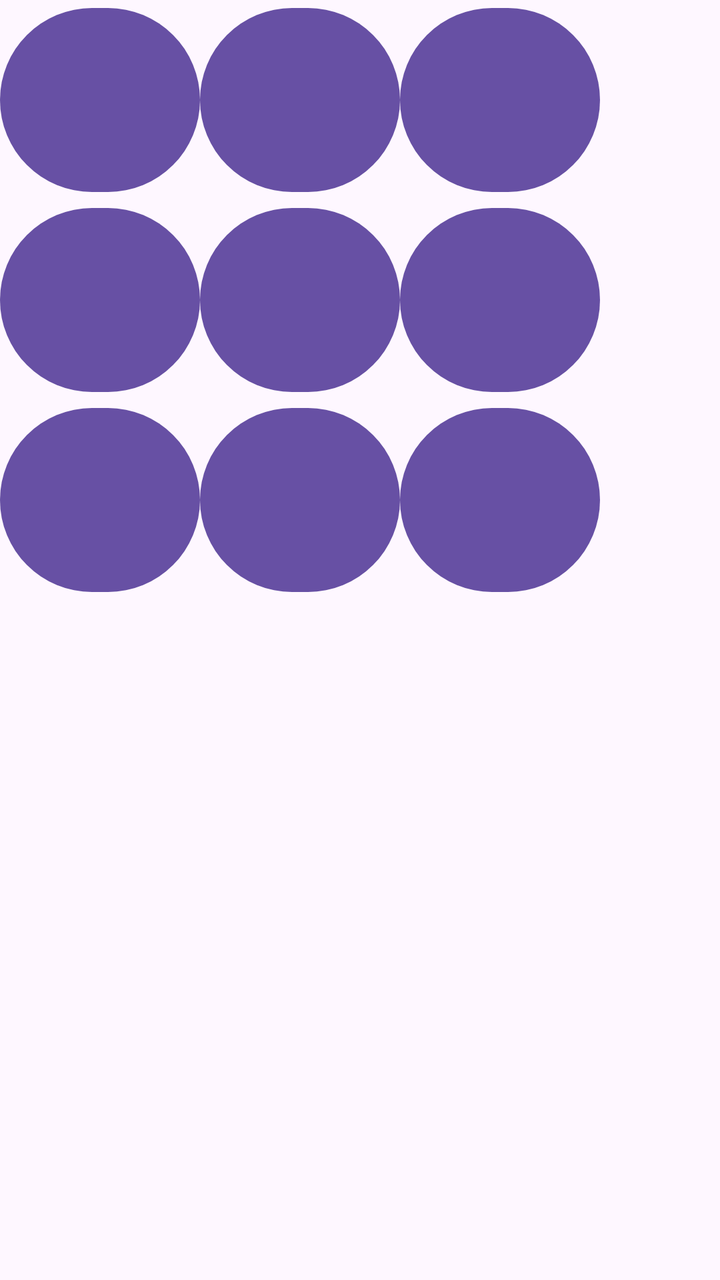
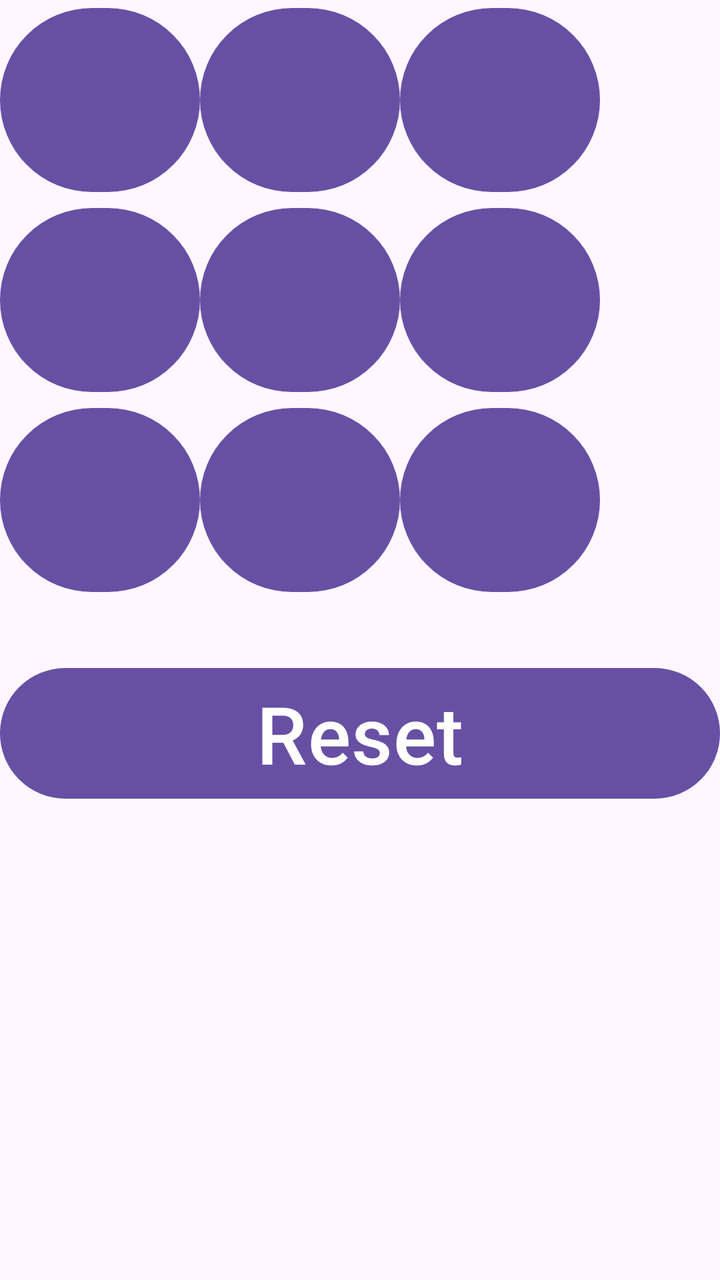

Two renders of the same Android screen: before a commit and after it. Below are the layout's source before the change and the commit's diff.
<!-- AndroidManifest.xml: application theme Theme.TicTacToe -->
<!-- res/layout/activity_game.xml -->
<?xml version="1.0" encoding="utf-8"?>
<LinearLayout xmlns:android="http://schemas.android.com/apk/res/android"
    xmlns:app="http://schemas.android.com/apk/res-auto"
    xmlns:tools="http://schemas.android.com/tools"
    android:id="@+id/main"
    android:orientation="vertical"
    android:layout_width="match_parent"
    android:layout_height="match_parent"
    tools:context=".GameActivity">

    <GridLayout
        android:layout_width="wrap_content"
        android:layout_height="wrap_content"
        android:columnCount="3"
        android:rowCount="3">

        <Button
            android:id="@+id/btn0"
            android:layout_height="100dp"
            android:layout_width="100dp"
            android:textSize="25dp"></Button>

        <Button
            android:id="@+id/btn1"
            android:layout_height="100dp"
            android:layout_width="100dp"
            android:textSize="25dp"></Button>

        <Button
            android:id="@+id/btn2"
            android:layout_height="100dp"
            android:layout_width="100dp"
            android:textSize="25dp"></Button>


        <Button
            android:id="@+id/btn3"
            android:layout_height="100dp"
            android:layout_width="100dp"
            android:textSize="25dp"></Button>

        <Button
            android:id="@+id/btn4"
            android:layout_height="100dp"
            android:layout_width="100dp"
            android:textSize="25dp"></Button>

        <Button
            android:id="@+id/btn5"
            android:layout_height="100dp"
            android:layout_width="100dp"
            android:textSize="25dp"></Button>

        <Button
            android:id="@+id/btn6"
            android:layout_height="100dp"
            android:layout_width="100dp"
            android:textSize="25dp"></Button>

        <Button
            android:id="@+id/btn7"
            android:layout_height="100dp"
            android:layout_width="100dp"
            android:textSize="25dp"></Button>

        <Button
            android:id="@+id/btn8"
            android:layout_height="100dp"
            android:layout_width="100dp"
            android:textSize="25dp"></Button>

    </GridLayout>

</LinearLayout>
<!-- resources referenced by this layout -->
<resources>
  <style name="Theme.TicTacToe" parent="Base.Theme.TicTacToe" />
  <style name="Base.Theme.TicTacToe" parent="Theme.Material3.DayNight.NoActionBar">
          
          
      </style>
</resources>

<!-- the commit's change to res/layout/activity_game.xml (unified diff, before → after) -->
@@ -71,4 +71,12 @@
 
     </GridLayout>
 
+    <Button
+        android:layout_width="match_parent"
+        android:layout_height="wrap_content"
+        android:id="@+id/btnReset"
+        android:textSize="40dp"
+        android:layout_marginTop="30dp"
+        android:text="Reset"></Button>
+
 </LinearLayout>
